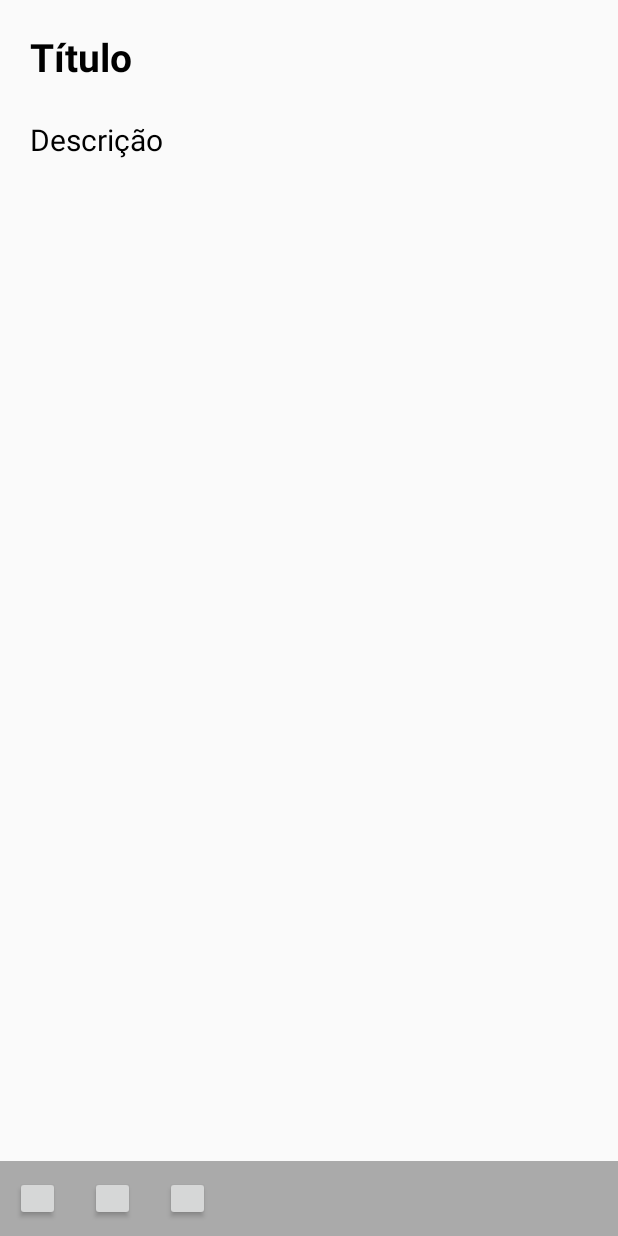
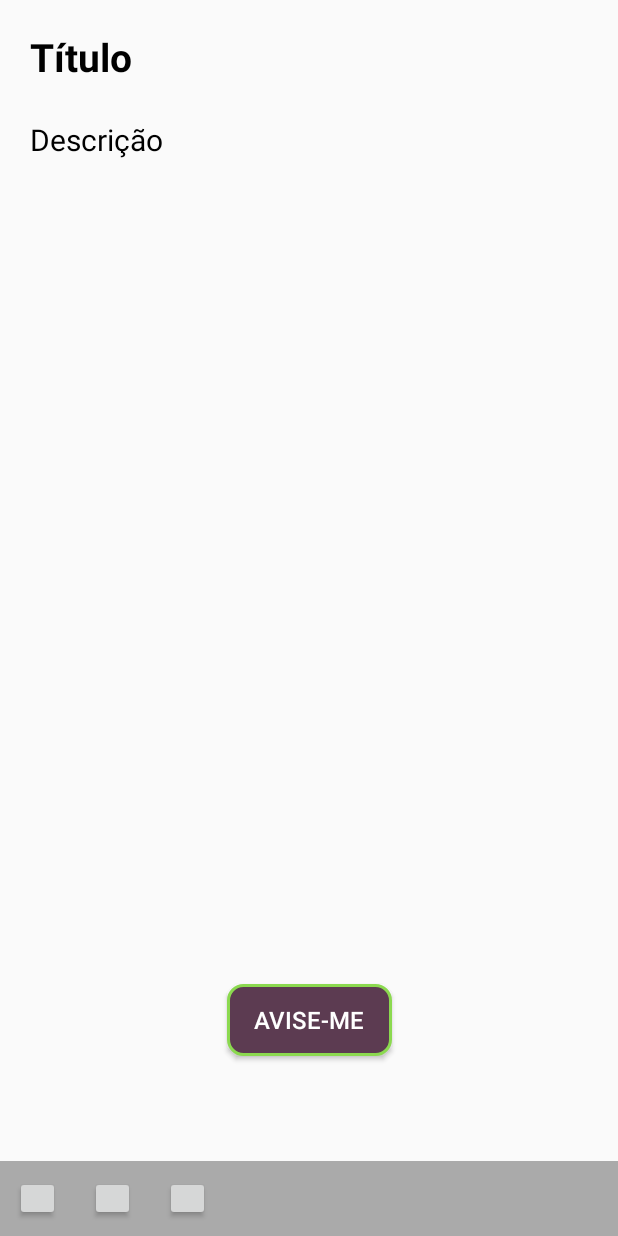
Before and after one commit to williamzabot/NotasColoridas, an Android app: the layout fragment_note.xml on its own in the app's theme, with its tools: preview values and no code run, on a phone screen of 412 x 824 dp. Run offline under Robolectric (Android 15) with nearby library versions, the phone set to English and light mode, and no system bars.

Commit message:
dialog fragment

```diff
--- /dev/null
+++ b/app/src/main/res/drawable/bgbutton_warn.xml
@@ -0,0 +1,8 @@
+<?xml version="1.0" encoding="utf-8"?>
+<shape xmlns:android="http://schemas.android.com/apk/res/android">
+
+    <solid android:color="@color/wine"/>
+    <corners android:radius="10dp"/>
+    <stroke android:width="2dp" android:color="@color/lemongreen"/>
+
+</shape>
--- /dev/null
+++ b/app/src/main/res/drawable/ic_done.xml
@@ -0,0 +1,5 @@
+<vector android:height="24dp" android:tint="#FFFFFF"
+    android:viewportHeight="24" android:viewportWidth="24"
+    android:width="24dp" xmlns:android="http://schemas.android.com/apk/res/android">
+    <path android:fillColor="@android:color/white" android:pathData="M9,16.2L4.8,12l-1.4,1.4L9,19 21,7l-1.4,-1.4L9,16.2z"/>
+</vector>
--- a/app/src/main/res/layout/fragment_note.xml
+++ b/app/src/main/res/layout/fragment_note.xml
@@ -50,6 +50,25 @@
             app:layout_constraintStart_toStartOf="@id/formulary_note_title"
             app:layout_constraintTop_toBottomOf="@id/formulary_note_title" />
 
+        <Button
+            android:id="@+id/button_notifications"
+            android:layout_width="wrap_content"
+            android:layout_height="wrap_content"
+            android:layout_marginBottom="70dp"
+            android:background="@drawable/bgbutton_warn"
+            android:paddingStart="18dp"
+            android:paddingTop="8dp"
+            android:paddingEnd="18dp"
+            android:paddingBottom="8dp"
+            android:text="@string/avise_me"
+            android:textColor="@android:color/white"
+            android:textSize="16sp"
+            android:visibility="gone"
+            app:layout_constraintBottom_toBottomOf="parent"
+            app:layout_constraintEnd_toEndOf="parent"
+            app:layout_constraintStart_toStartOf="parent"
+            tools:visibility="visible" />
+
     </androidx.constraintlayout.widget.ConstraintLayout>
 
     <androidx.constraintlayout.widget.ConstraintLayout
--- a/app/src/main/res/values/colors.xml
+++ b/app/src/main/res/values/colors.xml
@@ -13,4 +13,7 @@
     <color name="cinza">#d2d4dc</color>
     <color name="marrom">#a47c48</color>
     <color name="roxo">#be29ec</color>
+    <color name="babyblue">#2d95b5</color>
+    <color name="lemongreen">#8bd94f</color>
+    <color name="wine">#5c3b51</color>
 </resources>
--- a/app/src/main/res/values/strings.xml
+++ b/app/src/main/res/values/strings.xml
@@ -17,5 +17,6 @@
     <string name="note_title">título da nota</string>
     <string name="note_description">descrição da nota</string>
     <string name="color_change">botão de escolha de cor da nota</string>
+    <string name="avise_me">Avise-me</string>
 
 </resources>
```
Also changed, not shown: app/src/main/java/com/williamzabot/notascoloridas/ui/date/DateDialogFragment.kt (added, +41 -0 lines), app/src/main/java/com/williamzabot/notascoloridas/ui/note/NoteFragment.kt (+22 -5 lines), app/src/main/java/com/williamzabot/notascoloridas/ui/noteslist/NotesListFragment.kt (+6 -4 lines), app/src/main/res/layout/dialog_fragment_date.xml (added, +49 -0 lines), app/src/main/res/navigation/main_graph.xml (+25 -0 lines).
